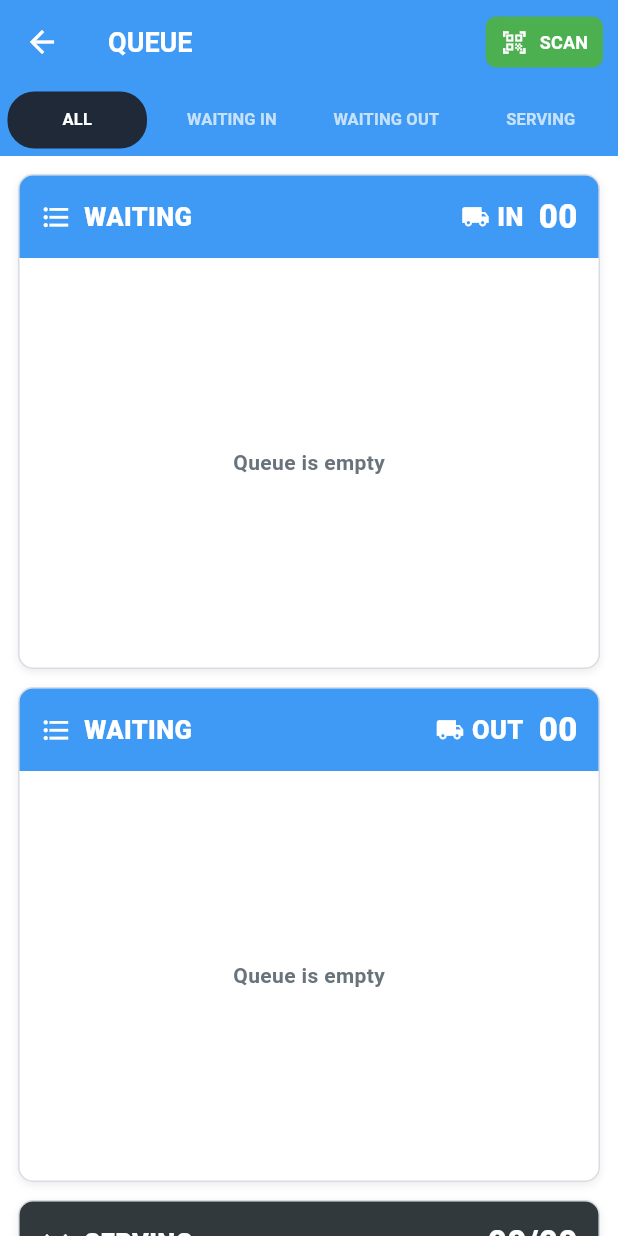
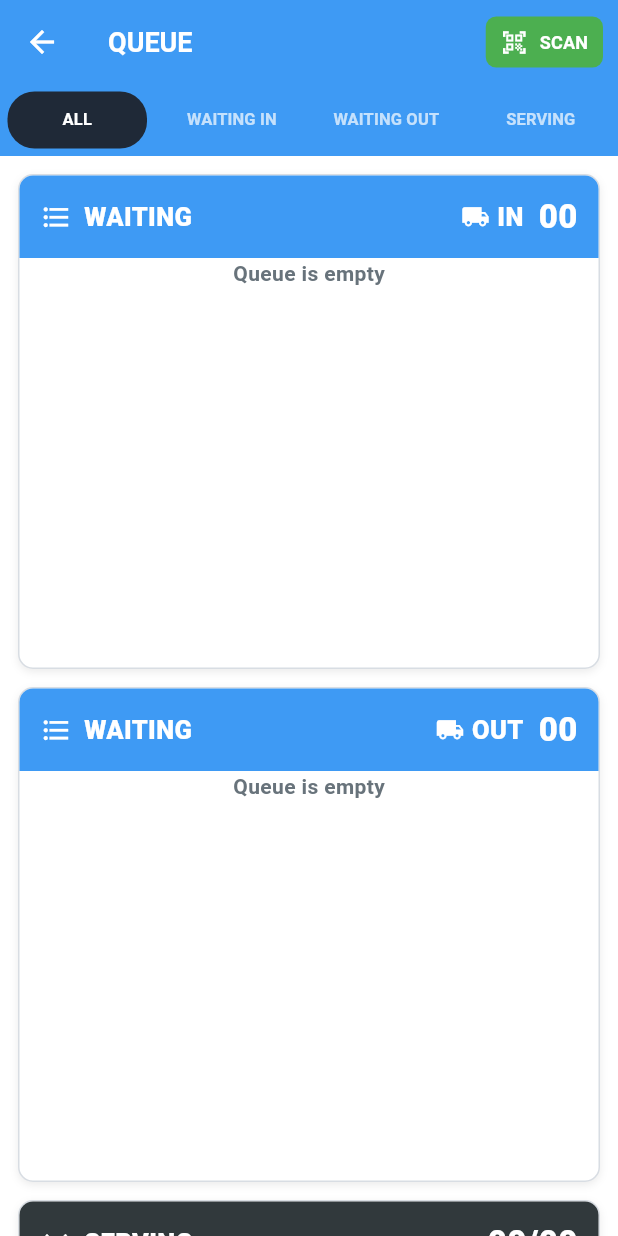
Before and after one commit to sh3ki/TBS-Guard, a Flutter app: the GuardQueueScreen screen opened directly, on a phone screen of 412 x 824 dp. Run offline on Flutter 3.47's test engine with Material 3 defaults, Android fonts, the phone set to English and light mode, and no system bars; our stand-ins replace camera, dio, flutter_secure_storage, image_picker, permission_handler, sensors_plus and 1 more; missing offline and left inert: image_gallery_saver_plus; accounts and stored records are empty; network calls fail.

Commit message:
Revert "Update lib/screens/guard_queue_screen.dart"
This reverts commit c1a0e910996464f628b9ad807f62ed7a9117f2ab.

```diff
--- a/lib/screens/guard_queue_screen.dart
+++ b/lib/screens/guard_queue_screen.dart
@@ -33,7 +33,6 @@ class _GuardQueueScreenState extends State<GuardQueueScreen>
   late final TabController _tabs;
   late final AnimationController _callingPulseController;
   late final AnimationController _floatingPulseController;
-  final ScrollController _allScrollController = ScrollController();
   Timer? _timer;
   Timer? _clockTimer;
   bool _loading = true;
@@ -63,7 +62,6 @@ class _GuardQueueScreenState extends State<GuardQueueScreen>
     _clockTimer?.cancel();
     _callingPulseController.dispose();
     _floatingPulseController.dispose();
-    _allScrollController.dispose();
     _tabs.dispose();
     super.dispose();
   }
@@ -220,14 +218,6 @@ class _GuardQueueScreenState extends State<GuardQueueScreen>
     final minutes = (elapsed % 3600) ~/ 60;
     final seconds = elapsed % 60;
     return '${hours.toString().padLeft(2, '0')}:${minutes.toString().padLeft(2, '0')}:${seconds.toString().padLeft(2, '0')}';
-  }
-
-  String _bookingTime(dynamic value) {
-    final text = value?.toString() ?? '';
-    if (text.isEmpty) return '--:--';
-    final match = RegExp(r'(?:T|\s)(\d{2}):(\d{2})').firstMatch(text);
-    if (match != null) return '${match.group(1)}:${match.group(2)}';
-    return '--:--';
   }
 
   Color _activeRuntimeColor(Map<String, dynamic> entry) {
@@ -398,18 +388,12 @@ class _GuardQueueScreenState extends State<GuardQueueScreen>
     );
   }
 
-  Widget _allQueues() => ListView(
-      controller: _allScrollController,
-      padding: const EdgeInsets.all(12),
-      children: [
-        _queuePanel('WAITING', _queue['waiting_in']!, false, 'IN',
-            parentScroll: true, parentController: _allScrollController),
+  Widget _allQueues() => ListView(padding: const EdgeInsets.all(12), children: [
+        _queuePanel('WAITING', _queue['waiting_in']!, false, 'IN', parentScroll: true),
         const SizedBox(height: 12),
-        _queuePanel('WAITING', _queue['waiting_out']!, false, 'OUT',
-            parentScroll: true, parentController: _allScrollController),
+        _queuePanel('WAITING', _queue['waiting_out']!, false, 'OUT', parentScroll: true),
         const SizedBox(height: 12),
-        _queuePanel('SERVING', _queue['serving']!, true, null,
-            parentScroll: true, parentController: _allScrollController),
+        _queuePanel('SERVING', _queue['serving']!, true, null, parentScroll: true),
       ]);
 
   Widget _singleQueue(String title, List<Map<String, dynamic>> entries,
@@ -420,10 +404,12 @@ class _GuardQueueScreenState extends State<GuardQueueScreen>
       );
 
   Widget _queuePanel(String title, List<Map<String, dynamic>> entries,
-      bool serving, String? direction,
-      {bool parentScroll = false, ScrollController? parentController}) {
+      bool serving, String? direction, {bool parentScroll = false}) {
     return Container(
-      height: 330,
+      height: parentScroll ? null : 330,
+      constraints: BoxConstraints(
+        minHeight: parentScroll ? 330 : 0,
+      ),
       decoration: BoxDecoration(
           color: Colors.white,
           borderRadius: BorderRadius.circular(10),
@@ -432,7 +418,10 @@ class _GuardQueueScreenState extends State<GuardQueueScreen>
             BoxShadow(
                 color: Color(0x14000000), blurRadius: 4, offset: Offset(0, 2))
           ]),
-      child: Column(children: [
+      child: Column(
+          mainAxisSize:
+              parentScroll ? MainAxisSize.min : MainAxisSize.max,
+          children: [
         Container(
           padding: const EdgeInsets.symmetric(horizontal: 14, vertical: 12),
           decoration: BoxDecoration(
@@ -470,7 +459,8 @@ class _GuardQueueScreenState extends State<GuardQueueScreen>
                     fontWeight: FontWeight.w900))
           ]),
         ),
-        Expanded(
+        Flexible(
+            fit: parentScroll ? FlexFit.loose : FlexFit.tight,
             child: entries.isEmpty
                 ? Center(
                     child: Text(
@@ -478,29 +468,15 @@ class _GuardQueueScreenState extends State<GuardQueueScreen>
                         style: const TextStyle(
                             color: Color(0xFF68737B),
                             fontWeight: FontWeight.w600)))
-                : NotificationListener<OverscrollNotification>(
-                    onNotification: (notification) {
-                      if (!parentScroll ||
-                          parentController == null ||
-                          !parentController.hasClients ||
-                          notification.metrics.axis != Axis.vertical) {
-                        return false;
-                      }
-                      final position = parentController.position;
-                      final target = (position.pixels + notification.overscroll)
-                          .clamp(position.minScrollExtent, position.maxScrollExtent)
-                          .toDouble();
-                      if (target != position.pixels) {
-                        parentController.jumpTo(target);
-                      }
-                      return true;
-                    },
-                    child: ListView.separated(
-                      physics: const ClampingScrollPhysics(),
-                      padding: const EdgeInsets.all(10),
-                      itemCount: entries.length,
-                      separatorBuilder: (_, __) => const SizedBox(height: 8),
-                      itemBuilder: (_, index) {
+                : ListView.separated(
+                    shrinkWrap: parentScroll,
+                    physics: parentScroll
+                        ? const NeverScrollableScrollPhysics()
+                        : null,
+                    padding: const EdgeInsets.all(10),
+                    itemCount: entries.length,
+                    separatorBuilder: (_, __) => const SizedBox(height: 8),
+                    itemBuilder: (_, index) {
                       final entry = entries[index];
                       final firstWaitingIndex = entries.indexWhere(
                           (item) => (item['status'] ?? 'waiting').toString() == 'waiting');
@@ -594,23 +570,6 @@ class _GuardQueueScreenState extends State<GuardQueueScreen>
                               Row(
                                   mainAxisSize: MainAxisSize.min,
                                   children: [
-                                    Container(
-                                      padding: const EdgeInsets.symmetric(horizontal: 8, vertical: 5),
-                                      decoration: BoxDecoration(
-                                        color: const Color(0xFFF1F5F9),
-                                        borderRadius: BorderRadius.circular(6),
-                                      ),
-                                      child: Text(
-                                        _bookingTime(entry['booking_time']),
-                                        style: const TextStyle(
-                                          color: Color(0xFF536170),
-                                          fontSize: 12,
-                                          fontWeight: FontWeight.w800,
-                                          fontFeatures: [FontFeature.tabularFigures()],
-                                        ),
-                                      ),
-                                    ),
-                                    const SizedBox(width: 8),
                                     if ((status == 'waiting' && index == firstWaitingIndex) ||
                                         status == 'calling')
                                       ElevatedButton(
@@ -678,7 +637,7 @@ class _GuardQueueScreenState extends State<GuardQueueScreen>
                           builder: (_, child) => Transform.scale(
                               scale: 1 + pulseController.value * (status == 'calling' ? 0.025 : 0.012),
                               child: child));
-                      })))
+                    }))
       ]),
     );
   }
```
